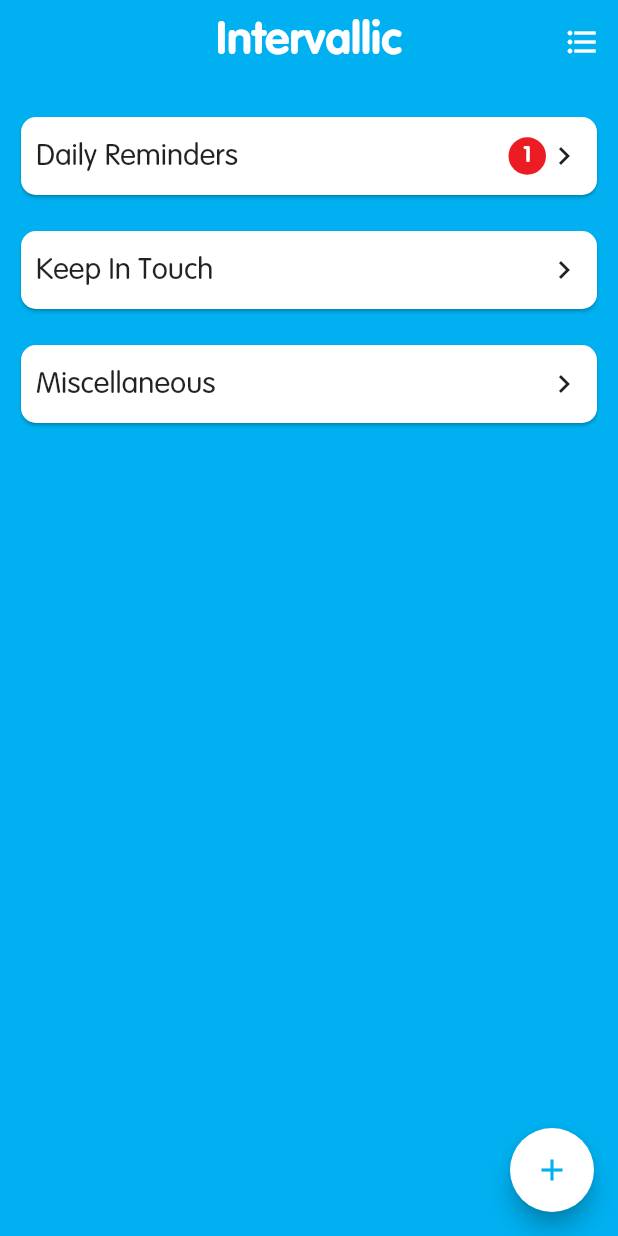
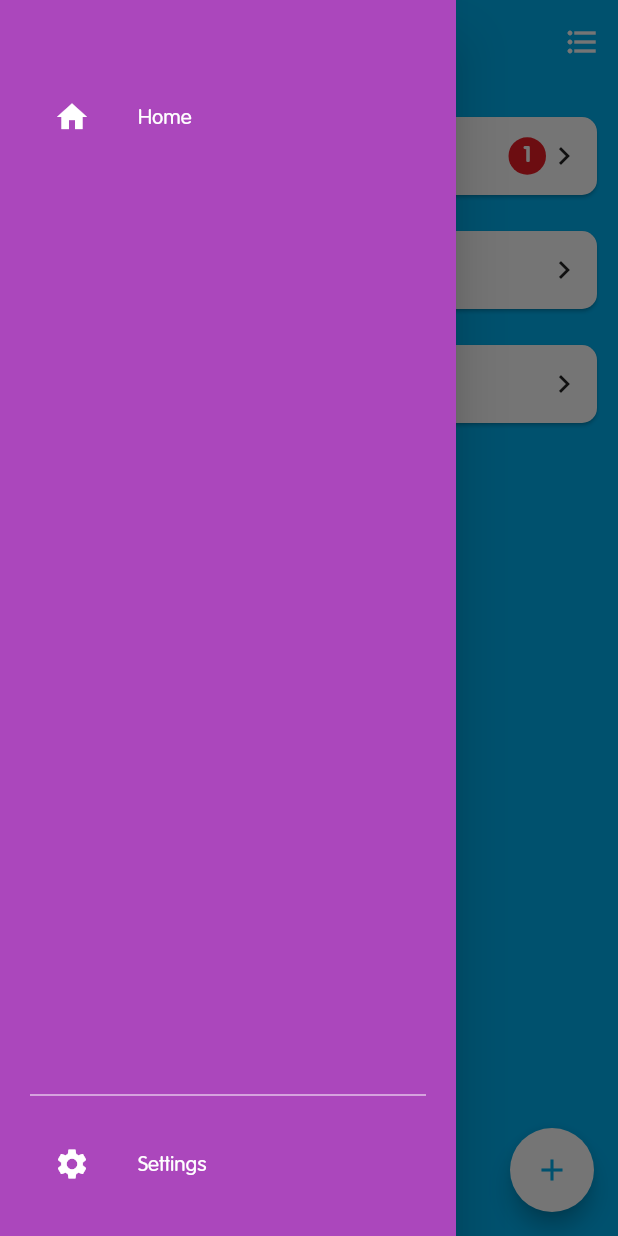
Before and after one commit to Nicholas-Ho/Intervallic-App, a Flutter app: the screen it shows after launch, with the side drawer open (before the commit the screen has no drawer), on a phone screen of 412 x 824 dp. Run offline on Flutter 3.47's test engine with Material 2 defaults, Android fonts, the phone set to English and light mode, and no system bars; our stand-ins replace equatable, flutter_local_notifications, shared_preferences, shimmer, sqflite, timezone; accounts and stored records are empty.

Commit message:
Navigation Update

```diff
--- a/lib/main.dart
+++ b/lib/main.dart
@@ -2,7 +2,7 @@ import 'package:flutter/material.dart';
 
 import 'package:provider/provider.dart';
 
-import 'theme.dart';
+import 'themes.dart';
 import 'utils/domain_layer/reminder_data_state.dart';
 import 'utils/ui_layer/ui_reminder_group_manager.dart';
 import 'utils/domain_layer/reminder_list_order_manager.dart';
@@ -43,8 +43,13 @@ class IntervallicApp extends StatelessWidget {
       theme: intervallicTheme,
       home: Consumer<NavigationManager>(
         builder: (context, manager, _) {
+          final List<Widget> stack = manager.pageStack;
+
           return Navigator(
-            pages: [MaterialPage(child: manager.currentPage)],
+            pages: [
+              for(int i = 0; i < stack.length; i++)
+                MaterialPage(child: stack[i])
+            ],
             onPopPage: (route, result) {
               return route.didPop(result);
             },
--- a/lib/pages/intervallic_page.dart
+++ b/lib/pages/intervallic_page.dart
@@ -3,6 +3,7 @@ import 'package:flutter/material.dart';
 import '../ui/dialogs/create_new_navigation_dialog.dart';
 import '../ui/reminder_list/reminder_list_reorderable.dart';
 import '../ui/reminder_list/reminder_list.dart';
+import '../ui/navigation_drawer.dart';
 
 class IntervallicPage extends StatelessWidget {
   @override
@@ -10,16 +11,17 @@ class IntervallicPage extends StatelessWidget {
     final Color backgroundColour = Theme.of(context).primaryColor;
 
     return Scaffold(
-      key: UniqueKey(),
       backgroundColor: backgroundColour,
+      drawer: NavigationDrawer(),
       appBar: AppBar(
         backgroundColor: backgroundColour,
+        iconTheme: IconThemeData(color: Colors.white),
         elevation: 0,
         centerTitle: true,
         title: Text("Intervallic", style: TextStyle(fontSize: 30, fontWeight: FontWeight.w700, color: Colors.white)),
         actions: [ReminderListReorderButton()],
       ),
-      body: ReminderList(), // Wrapped to switch between the Reminder List and Reorderable List
+      body: ReminderList(),
       floatingActionButton: FloatingActionButton(
         backgroundColor: Theme.of(context).accentColor,
         foregroundColor: Theme.of(context).primaryColor,
--- a/lib/pages/reorder_page.dart
+++ b/lib/pages/reorder_page.dart
@@ -8,13 +8,13 @@ class ReorderPage extends StatelessWidget {
     final Color backgroundColour = Colors.grey;
 
     return Scaffold(
-      key: UniqueKey(),
       backgroundColor: backgroundColour,
       appBar: AppBar(
         backgroundColor: backgroundColour,
         elevation: 0,
         centerTitle: true,
         title: Text("Intervallic", style: TextStyle(fontSize: 30, fontWeight: FontWeight.w700, color: Colors.white)),
+        leading: CancelReorderButton(),
         actions: [EndReorderButton()],
       ),
       body: ReminderListReorderable(), // Wrapped to switch between the Reminder List and Reorderable List
--- a/lib/theme.dart
+++ /dev/null
@@ -1,18 +0,0 @@
-import 'package:flutter/material.dart';
-// import 'package:google_fonts/google_fonts.dart';
-
-final intervallicTheme = ThemeData(
-  brightness: Brightness.light,
-
-  primaryColor: Color(0xff00b0f0),
-  primaryColorLight: Color(0xff66e2ff),
-  primaryColorDark: Color(0xff0081bd),
-
-  accentColor: Color(0xffffffff), // 0xff304ffe, 0xffff4081
-
-  fontFamily: 'VAGRounded',
-);
-
-// Green: 0xff99FF99
-// Red: 0xffec1c24
-// Orange: 0xffffcc66
--- /dev/null
+++ b/lib/ui/navigation_drawer.dart
@@ -0,0 +1,56 @@
+import 'package:flutter/material.dart';
+
+import 'package:intervallic_app/utils/navigation_manager.dart';
+
+class NavigationDrawer extends StatelessWidget {
+  NavigationDrawer({ Key? key }) : super(key: key);
+
+  final Color foregroundColour = Colors.white;
+  final Color backgroundColour = Color(0xffab47bc);
+
+  @override
+  Widget build(BuildContext context) {
+    return Drawer(
+      child: Material(
+        color: backgroundColour,
+        child: Padding(
+          padding: EdgeInsets.symmetric(horizontal: 20),
+          child: Column(
+            mainAxisSize: MainAxisSize.max,
+            children: <Widget> [
+              const SizedBox(height: 50),
+              drawerTile(context, 'Home', Icons.home, AppPage.intervallicPage),
+              Expanded(
+                child: Align(
+                  alignment: Alignment.bottomCenter,
+                  child: Column(
+                    mainAxisSize: MainAxisSize.min,
+                    children: [
+                      Divider(color: foregroundColour),
+                      const SizedBox(height: 10),
+                      drawerTile(context, 'Settings', Icons.settings, AppPage.settingsPage),
+                      const SizedBox(height: 20),
+                    ]
+                  )
+                )
+              ),
+            ],
+          ),
+        ),
+      ),
+    );
+  }
+
+  Widget drawerTile(BuildContext context, String text, IconData icon, AppPage page) {
+    final Color hoverColour = Colors.white70;
+    return ListTile(
+      leading: Icon(icon, color: foregroundColour),
+      title: Text(text, style: TextStyle(color: foregroundColour)),
+      hoverColor: hoverColour,
+      onTap: () {
+        Navigator.of(context).pop();
+        NavigationManager().changePage(page, drawerContext: context);
+      },
+    );
+  }
+}
--- a/lib/ui/reminder_list/reminder_list.dart
+++ b/lib/ui/reminder_list/reminder_list.dart
@@ -81,16 +81,15 @@ class ReminderList extends StatelessWidget {
           reminderGroup: entry.key,
           reminders: entry.value,
         ));
+        doneList.add(entry.key);
         return ReminderGroup(id: -1);
       });
     }
 
-    // Update the LoadingReorderablePlaceholder state
-    LoadingReorderablePlaceholderState.state.updatePlaceholder(ListView(
-      physics: BouncingScrollPhysics(),
-      children: containerList,
-      padding: const EdgeInsets.all(10),
-    ));
+    // Update the LoadingReorderablePlaceholder and LoadingReminderListPlaceholder states
+    // LoadingReminderListPlaceholder is for navigation loading
+    LoadingReorderablePlaceholderState.state.updatePlaceholder(doneList);
+    LoadingReminderListPlaceholderState.state.updatePlaceholder(doneList);
 
     return containerList;
   }
--- a/lib/utils/domain_layer/local_notification_manager.dart
+++ b/lib/utils/domain_layer/local_notification_manager.dart
@@ -4,20 +4,21 @@ import 'package:intervallic_app/models/models.dart';
 import 'package:intervallic_app/utils/local_notifications_service.dart';
 
 // Local Notification logic manager.
-// The app will remind the user for a week for each notification (1 notification per day for 7 days).
+// The app will remind the user for a few days for each notification (1 notification per day for a few days).
+// The number of days to remind the user can also be set to 1.
 // The app will cap at 64 notifications (in line with iOS' maximum of 64 local notifications).
 // If the user doesn't open the app after 63 notifications, the last notification will say "These reminders don't seem to be working".
 // When the app opens, the notifications will be recalculated.
 
-// Because each Reminder will need 7 notifications, the notification IDs will be calculated as follows:
+// Because each Reminder will need a few notifications, the notification IDs will be calculated as follows:
 // (reminder.id * 10) + day
-// eg. For the Reminder with ID: 3
+// eg. For the Reminder with ID: 3, with the number of days to remind set to 7 days (a week)
 // Notification IDs: 31, 32, 33, 34, 35, 36, 37 (for the 7 days - essentially ID: "3, day 7")
 // For Daily Notifications, the Notification ID will simply be (reminder.id * 10)
 // eg. For the Reminder with ID: 5, Notification ID: 50
 
 class LocalNotificationManager {
-  static const int daysToRemind = 7; // How many days to remind the user after a Reminder is overdue
+  static const int daysToRemind = 1; // How many days to remind the user after a Reminder is overdue
   static const int maxNotifications = 64; // Maximum number of Notifications (iOS imposed)
 
   LocalNotificationService localNotificationService = LocalNotificationService();
--- a/lib/utils/navigation_manager.dart
+++ b/lib/utils/navigation_manager.dart
@@ -2,9 +2,10 @@ import 'package:flutter/material.dart';
 
 import '../pages/intervallic_page.dart';
 import '../pages/reorder_page.dart';
+import '../pages/settings_page.dart';
 
 enum AppPage { // Enumerator for navigation pages
-  intervallicPage, reorderPage
+  intervallicPage, reorderPage, settingsPage
 }
 
 class NavigationManager extends ChangeNotifier {
@@ -19,19 +20,29 @@ class NavigationManager extends ChangeNotifier {
   final Map<AppPage, Widget> pageDict = {
     AppPage.intervallicPage: IntervallicPage(),
     AppPage.reorderPage: ReorderPage(),
+    AppPage.settingsPage: SettingsPage(),
   };
 
   // Defaults to Intervallic Page
-  AppPage _currentPageTag = AppPage.intervallicPage;
+  List<AppPage> _pageStackTags = [AppPage.intervallicPage];
 
-  Widget get currentPage {
-    return pageDict[_currentPageTag]!;
+  List<Widget> get pageStack {
+    return [
+      for(int i = 0; i < _pageStackTags.length; i++)
+        pageDict[_pageStackTags[i]]!
+    ];
   }
 
-  void changePage(AppPage newPage) {
-    if(_currentPageTag != newPage) {
-      _currentPageTag = newPage;
+  // Provide the BuildContext if navigating via the Navigation Drawer.
+  // BuildContext not required for ReorderPage (since it should feel in-place)
+  void changePage(AppPage newPage, {BuildContext? drawerContext}) {
+    if(_pageStackTags[0] != newPage) {
+      if(drawerContext != null) {
+        Navigator.of(drawerContext).pop();
+      }
+      _pageStackTags = [newPage];
     }
+
     notifyListeners();
   }
 }
```
Also changed, not shown: lib/pages/settings_page.dart (added, +23 -0 lines), lib/themes.dart (added, +75 -0 lines), lib/ui/reminder_list/placeholders/loading_reminder_list_placeholder.dart (+17 -2 lines), lib/ui/reminder_list/placeholders/loading_reorderable_placeholder.dart (+39 -2 lines), lib/ui/reminder_list/reminder_list_reorderable.dart (+19 -16 lines), lib/utils/domain_layer/reminder_list_order_manager.dart (+3 -10 lines).
